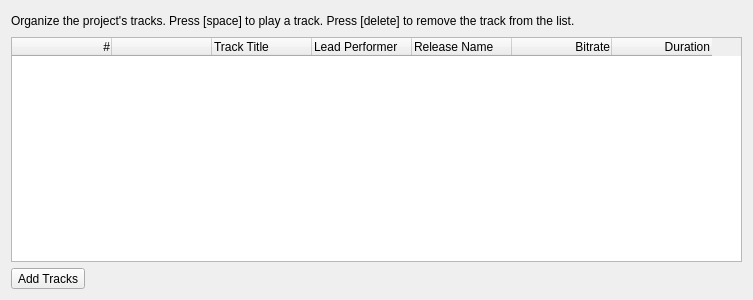
This is resources/ui/track_list_page.ui in Iconoclasteinc/tgit as Qt 5 draws it before an edit. The edited form follows.
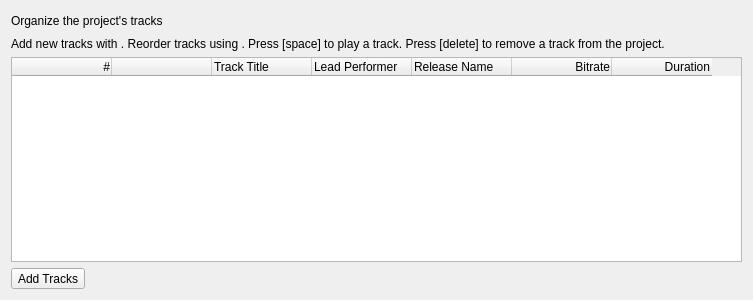
This is the edited form. Icons and pictures are not drawn.

Commit message: Tweak tooltip text indicating when audio playback is not supported * * * Tweak tooltip text indicating when audio playback is not supported

```diff
--- a/resources/ui/track_list_page.ui
+++ b/resources/ui/track_list_page.ui
@@ -29,7 +29,7 @@
       <item>
        <widget class="QLabel" name="label">
         <property name="text">
-         <string>Organize the project's tracks. Press [space] to play a track. Press [delete] to remove the track from the list.</string>
+         <string>Organize the project's tracks</string>
         </property>
        </widget>
       </item>
@@ -49,6 +49,24 @@
      </layout>
     </widget>
    </item>
+   <item>
+    <widget class="QLabel" name="label_2">
+     <property name="styleSheet">
+      <string notr="true">
+QLabel[style=QWindowsVistaStyle] {
+   font-size: 7pt;
+}
+
+QLabel[style=QMacStyle] {
+   font-size: 11pt;
+}
+</string>
+     </property>
+     <property name="text">
+      <string>&lt;html&gt;&lt;head/&gt;&lt;body&gt;&lt;p&gt;Add new tracks with &lt;img src=&quot;:/tooltips/add&quot;/&gt;. Reorder tracks using &lt;img src=&quot;:/tooltips/reorder&quot;/&gt;. Press [space] to play a track. Press [delete] to remove a track from the project.&lt;/p&gt;&lt;/body&gt;&lt;/html&gt;</string>
+     </property>
+    </widget>
+   </item>
    <item>
     <widget class="QTableWidget" name="_track_table">
      <property name="contextMenuPolicy">
@@ -57,6 +75,11 @@
      <property name="styleSheet">
       <string notr="true">QTableView[style=QMacStyle] {
     alternate-background-color: #F2F2F2;
+}
+
+QToolTip {
+    padding: 2px;
+    background-color: palette(alternate-base);
 }</string>
      </property>
      <property name="editTriggers">
```
The commit also changes 5 other files.
